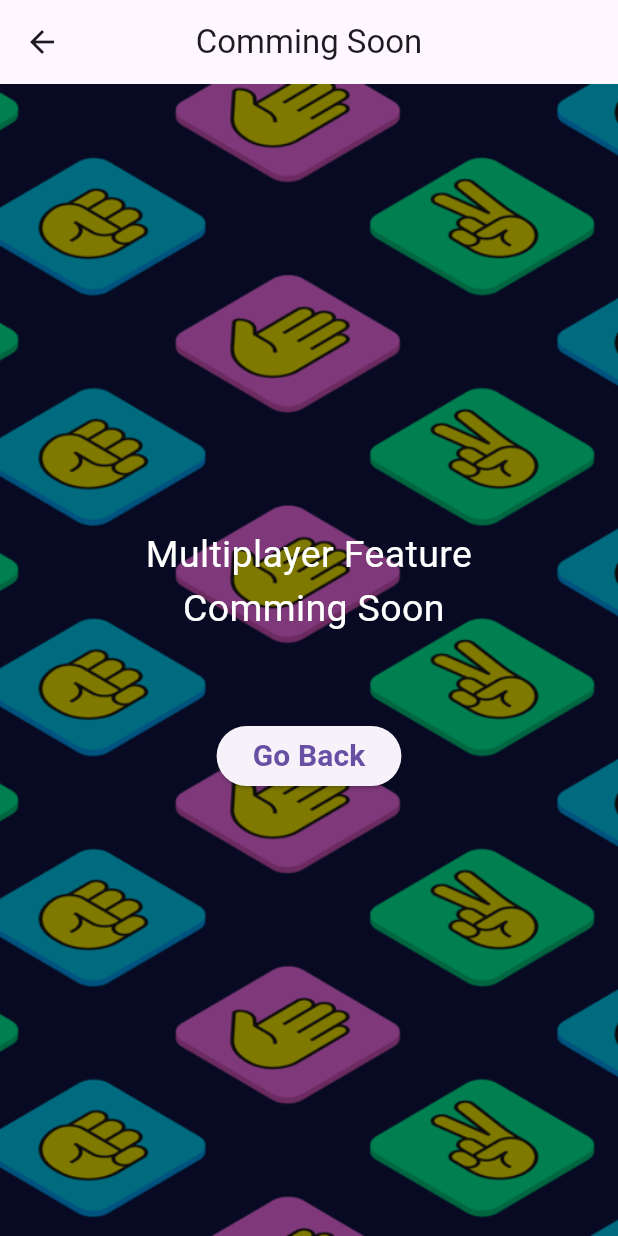
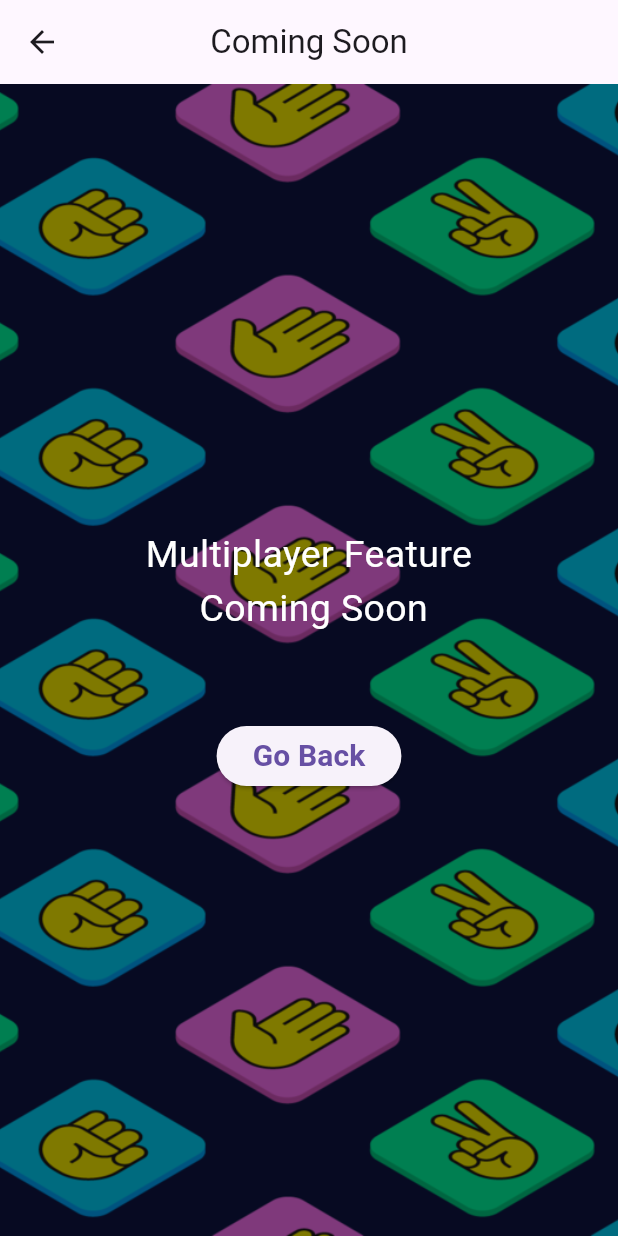
Before and after one commit to AliMohammadJaber/Project-1-Mobile-App, a Flutter app: the screen it shows after launch, after a tap on "Multiplayer", on a phone screen of 412 x 824 dp. Run offline on Flutter 3.47's test engine with Material 3 defaults, Android fonts, the phone set to English and light mode, and no system bars; network calls fail.

Commit message:
Project2_Final

```diff
--- a/lib/main.dart
+++ b/lib/main.dart
@@ -1,6 +1,6 @@
 import 'package:flutter/material.dart';
 import './game_page.dart';
-import './get_users.dart';
+
 import './multiplayer.dart';
 import './leaderboards.dart';
 import './login.dart';
@@ -39,7 +39,7 @@ class HomeScreen extends StatefulWidget {
 }
 
 class _HomeScreenState extends State<HomeScreen> {
-  List<Score> _scores = [];
+
 
 
   @override
@@ -55,7 +55,7 @@ class _HomeScreenState extends State<HomeScreen> {
               'Rock, Paper, Scissors',
               style: TextStyle(fontSize: 20),
             ),
-            const Spacer(), // Add Spacer widget here
+            const Spacer(),
             ElevatedButton(
               onPressed: () async {
                 Navigator.pushNamed(context, '/login');
@@ -70,7 +70,7 @@ class _HomeScreenState extends State<HomeScreen> {
             : Row(
           mainAxisAlignment: MainAxisAlignment.spaceBetween,
           children: [
-            Text('Welcome, $loggedInUsername', style: TextStyle(fontSize: 16)),
+            Text('Welcome, $loggedInUsername', style: const TextStyle(fontSize: 16)),
             ElevatedButton(
               onPressed: () async {
                 loggedInUsername = '';
@@ -83,7 +83,7 @@ class _HomeScreenState extends State<HomeScreen> {
             ),
           ],
         ),
-        actions: [],
+        actions: const [],
       ),
 
 
--- a/lib/multiplayer.dart
+++ b/lib/multiplayer.dart
@@ -1,5 +1,5 @@
 import 'package:flutter/material.dart';
-import 'main.dart';
+
 class Multi extends StatelessWidget {
   const Multi({super.key});
 
@@ -9,7 +9,7 @@ class Multi extends StatelessWidget {
     return Scaffold(
       appBar: AppBar(
         centerTitle: true,
-        title: const Text("Comming Soon"),
+        title: const Text("Coming Soon"),
       ),
 
         body: Stack(
@@ -38,7 +38,7 @@ class Multi extends StatelessWidget {
                       child:
 
                       Text(
-                        'Multiplayer Feature\n Comming Soon\n',
+                        'Multiplayer Feature\n Coming Soon\n',
                         style: TextStyle(fontSize: 25, color: Colors.white),
                         textAlign: TextAlign.center,
                       ),
```
Also changed, not shown: lib/game_page.dart (+5 -7 lines), lib/leaderboards.dart (+6 -6 lines), lib/login.dart (+3 -4 lines), lib/register.dart (+9 -9 lines).
